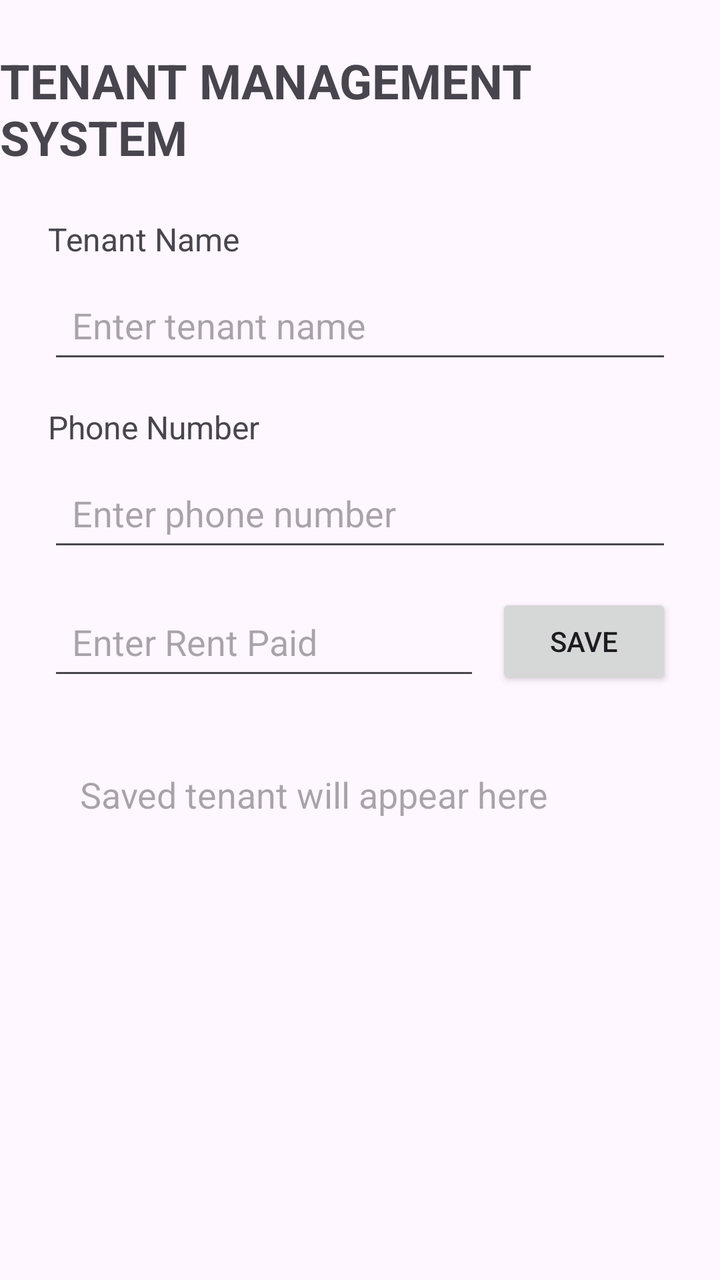
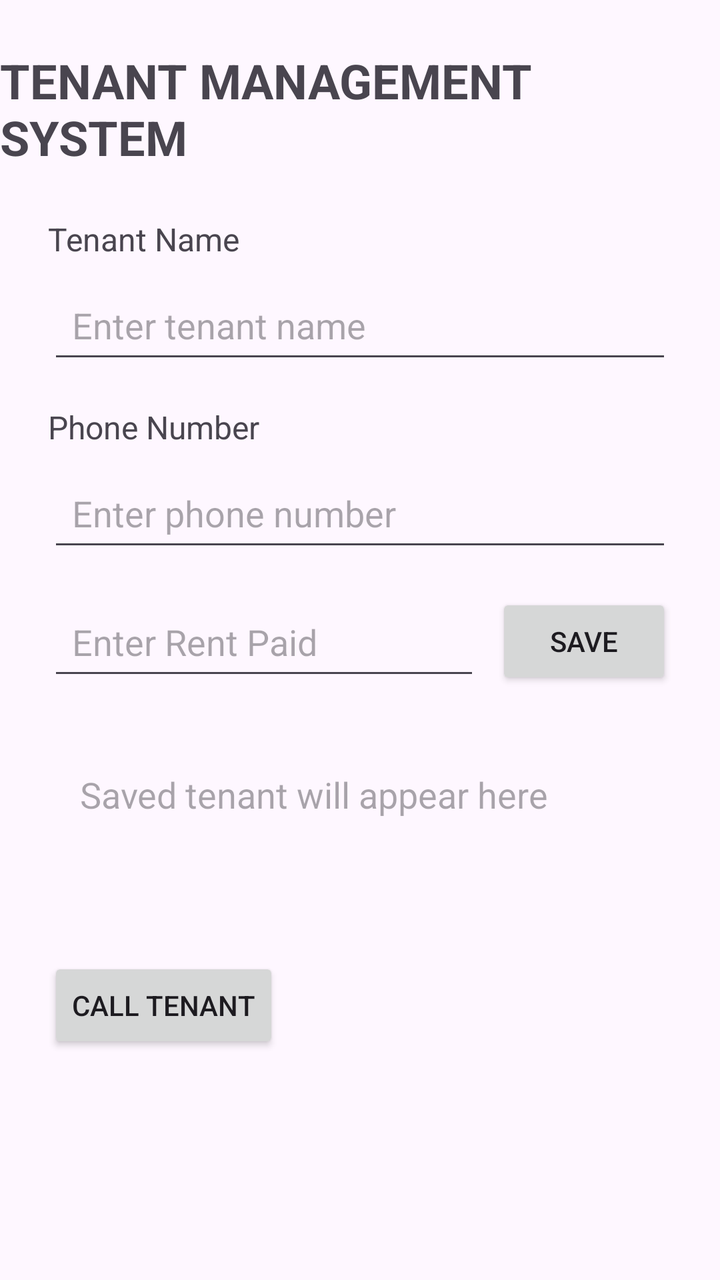

Before-and-after screenshots of an Android layout around one commit, followed by the original layout XML and the change that was made.
<!-- AndroidManifest.xml: application theme Theme.TenantManagementSystem -->
<!-- res/layout/activity_main.xml -->
<?xml version="1.0" encoding="utf-8"?>
<layout xmlns:android="http://schemas.android.com/apk/res/android"
    xmlns:app="http://schemas.android.com/apk/res-auto">

    <data>
        <variable
            name="tenant"
            type="com.example.tenantmanagementsystem.Tenant" />
    </data>

    <androidx.constraintlayout.widget.ConstraintLayout
        android:layout_width="match_parent"
        android:layout_height="match_parent">

        <TextView
            android:id="@+id/titleTextView"
            android:layout_width="wrap_content"
            android:layout_height="wrap_content"
            android:text="TENANT MANAGEMENT SYSTEM"
            android:textSize="24sp"
            android:textStyle="bold"
            android:layout_marginTop="24dp"
            app:layout_constraintTop_toTopOf="parent"
            app:layout_constraintStart_toStartOf="parent"
            app:layout_constraintEnd_toEndOf="parent" />

        <TextView
            android:id="@+id/tenantNameLabel"
            android:layout_width="wrap_content"
            android:layout_height="wrap_content"
            android:text="Tenant Name"
            android:textSize="16sp"
            android:layout_marginTop="24dp"
            android:layout_marginStart="24dp"
            app:layout_constraintTop_toBottomOf="@id/titleTextView"
            app:layout_constraintStart_toStartOf="parent" />

        <EditText
            android:id="@+id/tenantNameEditText"
            android:layout_width="0dp"
            android:layout_height="wrap_content"
            android:hint="Enter tenant name"
            android:minHeight="48dp"
            android:padding="12dp"
            android:layout_marginTop="8dp"

            android:layout_marginStart="24dp"
            android:layout_marginEnd="24dp"
            app:layout_constraintTop_toBottomOf="@id/tenantNameLabel"
            app:layout_constraintStart_toStartOf="parent"
            app:layout_constraintEnd_toEndOf="parent" />

        <TextView
            android:id="@+id/phoneLabel"
            android:layout_width="wrap_content"
            android:layout_height="wrap_content"
            android:text="Phone Number"
            android:textSize="16sp"
            android:layout_marginTop="16dp"
            android:layout_marginStart="24dp"
            app:layout_constraintTop_toBottomOf="@id/tenantNameEditText"
            app:layout_constraintStart_toStartOf="parent" />

        <EditText
            android:id="@+id/phoneEditText"
            android:layout_width="0dp"
            android:layout_height="wrap_content"
            android:hint="Enter phone number"
            android:inputType="phone"
            android:minHeight="48dp"
            android:padding="12dp"
            android:layout_marginTop="8dp"
            android:layout_marginStart="24dp"
            android:layout_marginEnd="24dp"
            app:layout_constraintTop_toBottomOf="@id/phoneLabel"
            app:layout_constraintStart_toStartOf="parent"
            app:layout_constraintEnd_toEndOf="parent" />

        <EditText
            android:id="@+id/rentEditText"
            android:layout_width="0dp"
            android:layout_height="wrap_content"
            android:hint="Enter Rent Paid"
            android:inputType="numberDecimal"
            android:minHeight="48dp"
            android:padding="12dp"
            android:layout_marginStart="24dp"
            android:layout_marginTop="16dp"
            android:layout_marginEnd="8dp"
            app:layout_constraintTop_toBottomOf="@id/phoneEditText"
            app:layout_constraintStart_toStartOf="parent"
            app:layout_constraintEnd_toStartOf="@id/saveButton" />

        <Button
            android:id="@+id/saveButton"
            android:layout_width="wrap_content"
            android:layout_height="wrap_content"
            android:text="SAVE"
            android:layout_marginEnd="24dp"
            app:layout_constraintTop_toTopOf="@id/rentEditText"
            app:layout_constraintEnd_toEndOf="parent" />

        <TextView
            android:id="@+id/tenantResultTextView"
            android:layout_width="0dp"
            android:layout_height="wrap_content"
            android:text="@{tenant.summary()}"
            android:hint="Saved tenant will appear here"
            android:textSize="18sp"
            android:padding="16dp"
            android:layout_margin="24dp"
            app:layout_constraintTop_toBottomOf="@id/rentEditText"
            app:layout_constraintStart_toStartOf="parent"
            app:layout_constraintEnd_toEndOf="parent" />

        <TextView
            android:id="@+id/tenantNameBigTextView"
            android:layout_width="0dp"
            android:layout_height="wrap_content"
            android:text="@{tenant.name}"
            android:textSize="28sp"
            android:textStyle="bold"
            android:layout_marginStart="24dp"
            android:layout_marginEnd="24dp"
            app:layout_constraintTop_toBottomOf="@id/tenantResultTextView"
            app:layout_constraintStart_toStartOf="parent"
            app:layout_constraintEnd_toEndOf="parent" />
    </androidx.constraintlayout.widget.ConstraintLayout>
</layout>
<!-- resources referenced by this layout -->
<resources>
  <style name="Theme.TenantManagementSystem" parent="Base.Theme.TenantManagementSystem" />
  <style name="Base.Theme.TenantManagementSystem" parent="Theme.Material3.DayNight.NoActionBar">
          
          
      </style>
</resources>

<!-- the commit's change to res/layout/activity_main.xml (unified diff, before → after) -->
@@ -125,5 +125,14 @@
             app:layout_constraintTop_toBottomOf="@id/tenantResultTextView"
             app:layout_constraintStart_toStartOf="parent"
             app:layout_constraintEnd_toEndOf="parent" />
+        <Button
+            android:id="@+id/callButton"
+            android:layout_width="wrap_content"
+            android:layout_height="wrap_content"
+            android:text="CALL TENANT"
+            android:layout_marginStart="24dp"
+            android:layout_marginTop="16dp"
+            app:layout_constraintTop_toBottomOf="@id/tenantNameBigTextView"
+            app:layout_constraintStart_toStartOf="parent" />
     </androidx.constraintlayout.widget.ConstraintLayout>
 </layout>
